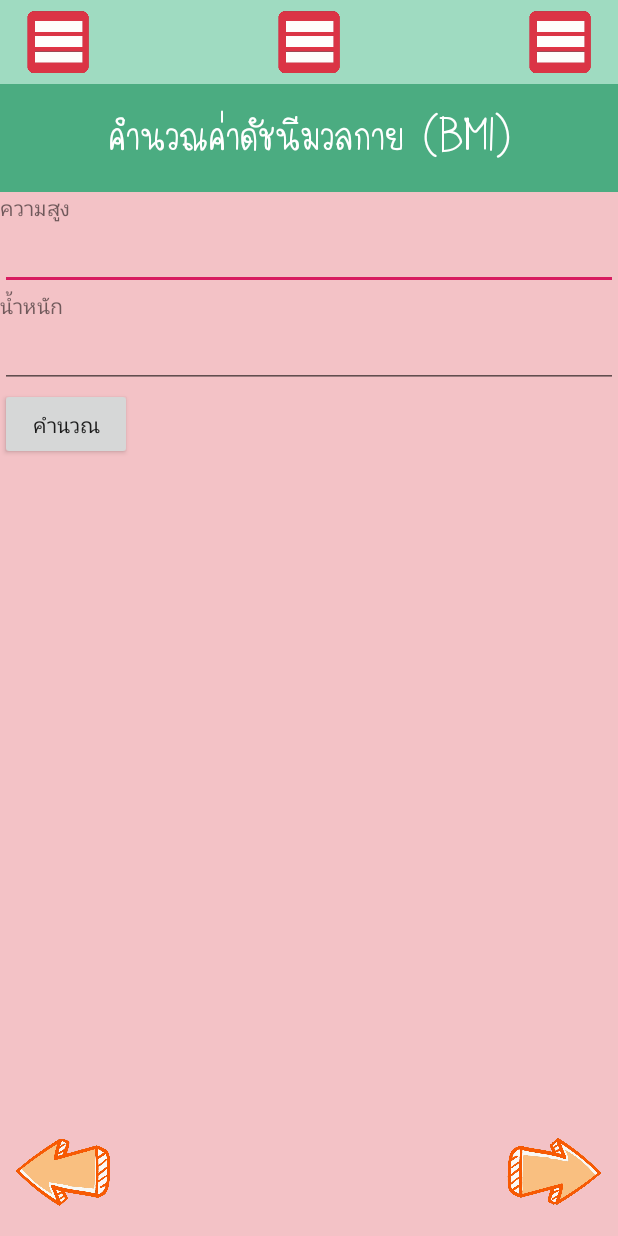
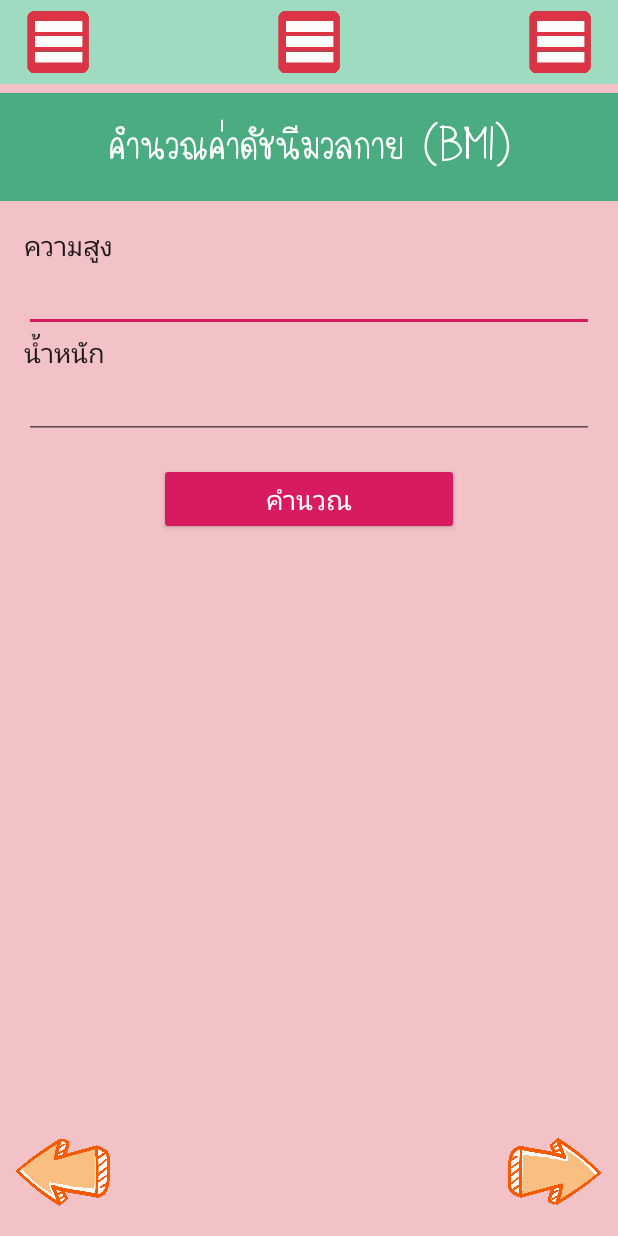
Before and after one commit to kornperkus/NoDementia, an Android app: the bmiActivity screen opened directly, with no data from a screen before it, on a phone screen of 412 x 824 dp. Run offline under Robolectric (Android 15) with nearby library versions, the light colour scheme and no system bars.

Commit message:
bmi improve

```diff
--- a/app/src/main/java/com/kornperkus/nodementia/bmiActivity.java
+++ b/app/src/main/java/com/kornperkus/nodementia/bmiActivity.java
@@ -6,6 +6,7 @@ import android.view.View;
 import android.widget.Button;
 import android.widget.EditText;
 import android.widget.TextView;
+import android.widget.Toast;
 
 import androidx.appcompat.app.ActionBar;
 import androidx.appcompat.app.AppCompatActivity;
@@ -31,10 +32,16 @@ public class bmiActivity extends AppCompatActivity {
         btnCal.setOnClickListener(new View.OnClickListener(){
             @Override
             public void onClick(View v) {
-                int height = Integer.parseInt(editHeight.getText().toString());
-                int weight = Integer.parseInt(editWeight .getText().toString());
-                double result = weight/(Math.pow(height, 2));
-                resultTv.setText(String.format("BMI: %.2f", result*1000));
+                String h = editHeight.getText().toString();
+                String w = editWeight .getText().toString();
+                if(h.isEmpty() || w.isEmpty()){
+                    Toast.makeText(getApplicationContext(), "กรุณาป้อนข้อมูลให้ครบถ้วนค่ะ", Toast.LENGTH_SHORT).show();
+                }else {
+                    int height = Integer.parseInt(h);
+                    int weight = Integer.parseInt(w);
+                    double result = weight/(Math.pow(height, 2));
+                    resultTv.setText(String.format("%.1f", result*10000));
+                }
             }
         });
     }
--- a/app/src/main/res/layout/activity_bmi.xml
+++ b/app/src/main/res/layout/activity_bmi.xml
@@ -9,7 +9,8 @@
         android:id="@+id/frame"
         android:layout_width="match_parent"
         android:layout_height="wrap_content"
-        android:background="@color/page1PrimaryDark">
+        android:background="@color/page1PrimaryDark"
+        android:layout_marginTop="6dp">
         <TextView
             android:id="@+id/page_title"
             android:text="@string/page_bmi_title"
@@ -26,21 +27,26 @@
         android:layout_width="match_parent"
         android:layout_height="wrap_content"
         android:orientation="vertical"
-        android:layout_below="@id/frame">
+        android:layout_below="@id/frame"
+        android:padding="16dp">
         <TextView
             android:text="ความสูง"
             android:layout_width="wrap_content"
-            android:layout_height="wrap_content"/>
+            android:layout_height="wrap_content"
+            android:textSize="18sp"
+            style="@style/TextAppearance.AppCompat.Title"/>
         <EditText
             android:id="@+id/edit_height"
             android:layout_width="match_parent"
             android:layout_height="wrap_content"
             android:inputType="number"
-            android:maxLength="3"/>
+            android:maxLength="3" />
         <TextView
             android:text="น้ำหนัก"
             android:layout_width="wrap_content"
-            android:layout_height="wrap_content" />
+            android:layout_height="wrap_content"
+            android:textSize="18sp"
+            style="@style/TextAppearance.AppCompat.Title"/>
         <EditText
             android:id="@+id/edit_weight"
             android:layout_width="match_parent"
@@ -50,12 +56,20 @@
         <Button
             android:id="@+id/bnt_cal"
             android:text="คำนวณ"
-            android:layout_width="wrap_content"
-            android:layout_height="wrap_content"/>
+            android:layout_width="200dp"
+            android:layout_height="wrap_content"
+            style="@style/Widget.AppCompat.Button.Colored"
+            android:layout_gravity="center"
+            android:textSize="18sp"
+            android:layout_marginTop="16dp"/>
         <TextView
             android:id="@+id/result_tv"
             android:layout_width="wrap_content"
-            android:layout_height="wrap_content"/>
+            android:layout_height="wrap_content"
+            android:textSize="80sp"
+            android:layout_gravity="center"
+            style="@style/TextAppearance.AppCompat.Headline"
+            android:layout_marginTop="18dp"/>
     </LinearLayout>
     <ImageView
         android:src="@drawable/ic_back"
```
